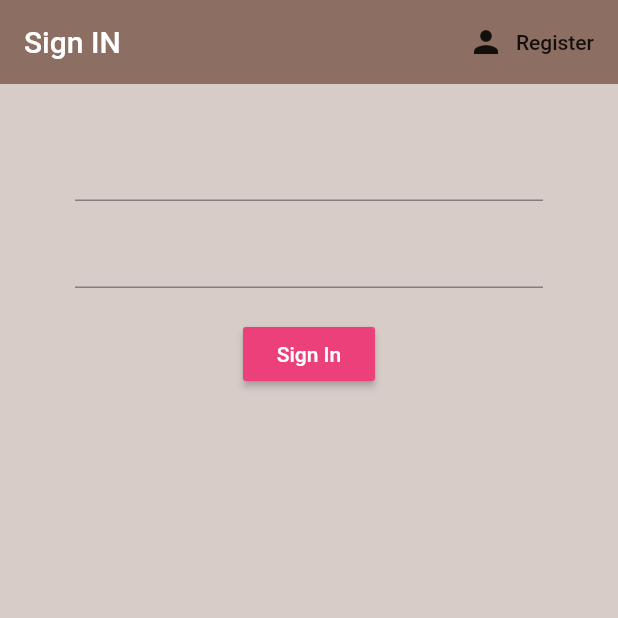
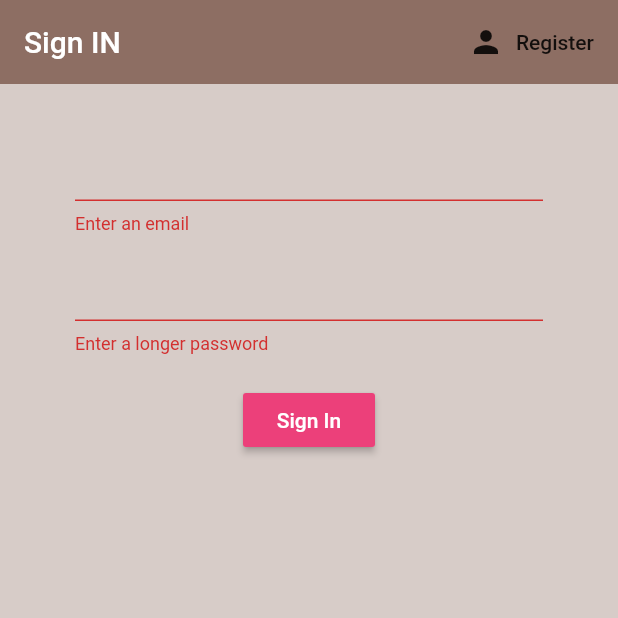
Before and after one commit to singh-yashwant/reconnect, a Flutter app: the screen it shows after launch, after a tap on "Sign In", on a phone screen of 412 x 824 dp, the top half of it. Run offline on Flutter 3.47's test engine with Material 2 defaults, Android fonts, the phone set to English and light mode, and no system bars; our stand-ins replace firebase_auth; accounts and stored records are empty.

Commit message:
functanlity for signIn and registeration complete

```diff
--- a/lib/screens/authenticate/register.dart
+++ b/lib/screens/authenticate/register.dart
@@ -73,6 +73,11 @@ class _RegisterState extends State<Register> {
 									}
 								},
 							),
+							SizedBox(height: 20,),
+							Text(
+								error,
+								style: TextStyle(color: Colors.red, fontSize: 14),
+							),
 						],
 					),
 				),
--- a/lib/screens/authenticate/sign_in.dart
+++ b/lib/screens/authenticate/sign_in.dart
@@ -14,10 +14,12 @@ class SignIn extends StatefulWidget {
 class _SignInState extends State<SignIn> {
 
   final AuthService _auth = AuthService();
+  final _formKey = GlobalKey<FormState>();
 
   // text field state
   String email = "";
   String password = "";
+  String error = "";
 
   @override
   Widget build(BuildContext context) {
@@ -37,12 +39,19 @@ class _SignInState extends State<SignIn> {
       body: Container(
         padding: EdgeInsets.symmetric(horizontal: 50, vertical: 20),
         child: Form(
+          key: _formKey,
           child: Column(
             children: <Widget>[
               SizedBox(height: 10,),
-              TextFormField(onChanged: (val) {setState(() => email = val);},),
+              TextFormField(
+                validator: (val) => val.isEmpty ? "Enter an email" : null,
+                onChanged: (val) {setState(() => email = val);},
+              ),
               SizedBox(height: 10,),
-              TextFormField(obscureText:true, onChanged: (val) {setState(() => password = val);},),
+              TextFormField(
+                validator: (val) => val.length < 6 ? "Enter a longer password" : null,
+                obscureText:true,
+                onChanged: (val) {setState(() => password = val);},),
               SizedBox(height: 20,),
               RaisedButton(
                 color: Colors.pink[400],
@@ -51,9 +60,25 @@ class _SignInState extends State<SignIn> {
                   style: TextStyle(color: Colors.white),
                 ),
                 onPressed: () async {
-                  print(email);
-                  print(password);
+                  if(_formKey.currentState.validate()) {
+                    print("sign in form validation successfull");
+                    dynamic result = await _auth.signInWithEmailAndPassword(email, password);
+                    if(result == null){
+                      setState(() {
+                        error = "SignIn failded from firebase side";
+                      });
+                    }
+                    print(error);
+                  }
+                  else{
+                    print("sign in form validation failed");
+                  }
                 },
+              ),
+              SizedBox(height: 20,),
+              Text(
+                error,
+                style: TextStyle(color: Colors.red, fontSize: 14),
               ),
             ],
           ),
--- a/lib/services/auth.dart
+++ b/lib/services/auth.dart
@@ -29,6 +29,16 @@ class AuthService {
 	}
 
 	// singIn email and password
+	Future signInWithEmailAndPassword(String email, String password) async{
+		try{
+			AuthResult result = await _auth.signInWithEmailAndPassword(email: email, password: password);
+			FirebaseUser user = result.user;
+			return _userFromFirebaseUser(user);
+		}catch(e){
+			print(e.toString());
+			return null;
+		}
+	}
 
 	// register with email and
 	Future registerWithEmailAndPassword(String email, String password) async{
```
